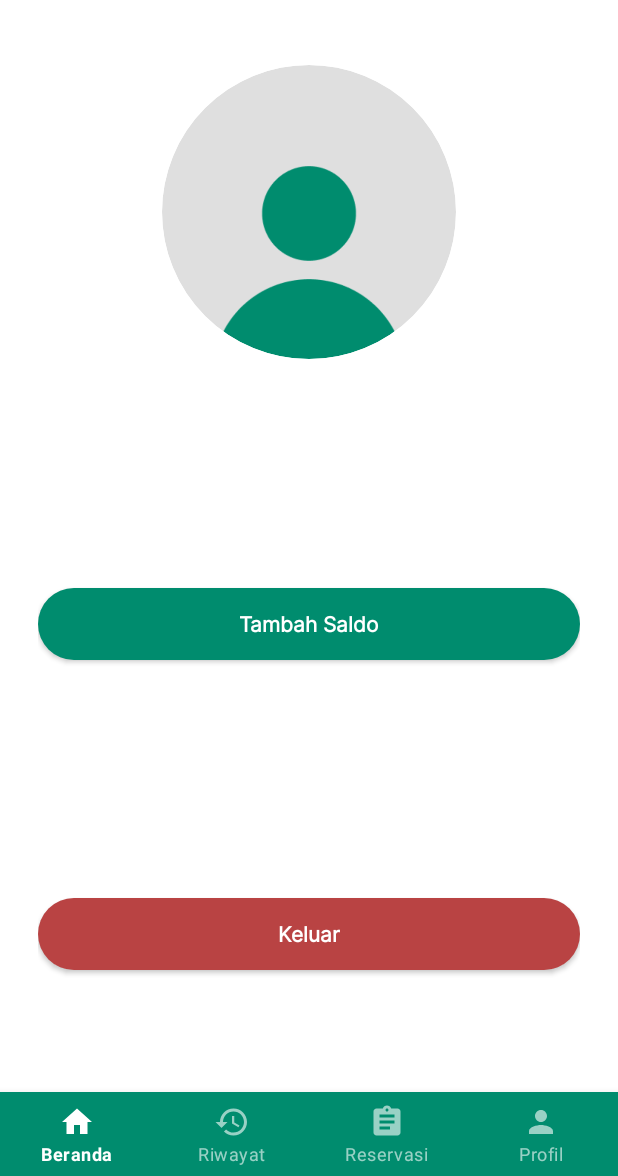
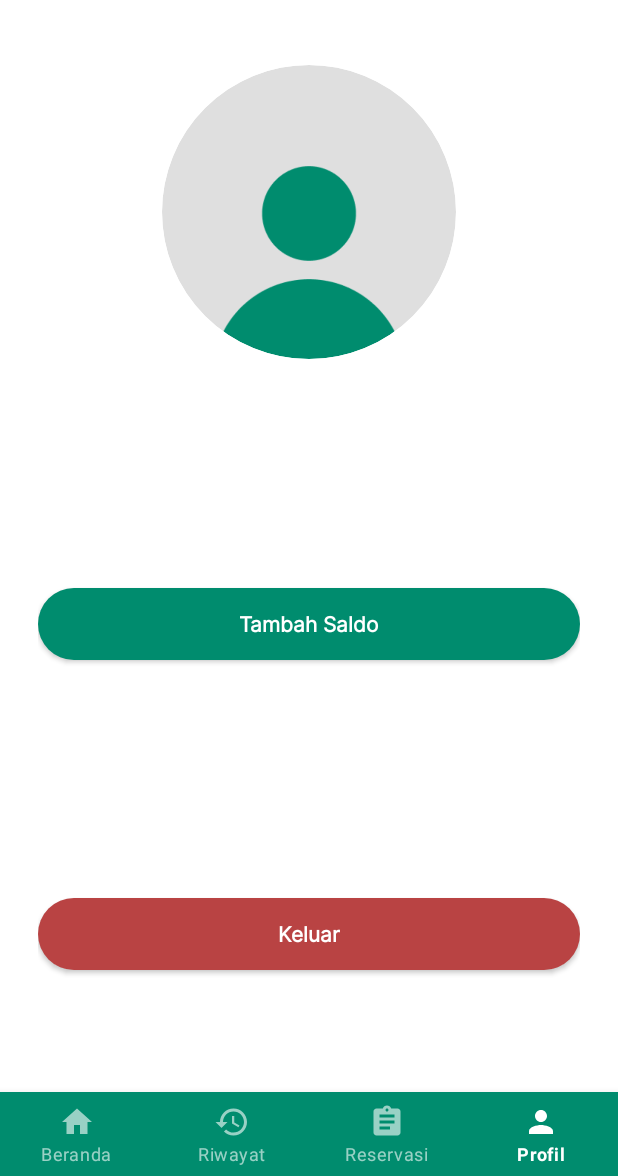
Before and after one commit to PBP-B-6/Atma-Salon-Project, an Android app: the FragmentDashboard screen opened directly, with no data from a screen before it, after a tap on "Lihat Profil", on a phone screen of 412 x 824 dp, the part 60-1236 px from its top. Run offline under Robolectric (Android 15) with nearby library versions, the phone set to English and light mode, and no system bars; our stand-ins replace CircleImageView, Room's generated code, data binding; 3 statements that could not run were skipped.

Commit message:
Bersih bersih bug kecil

```diff
--- a/app/src/main/java/com/example/atmasalon/FragmentDashboard.java
+++ b/app/src/main/java/com/example/atmasalon/FragmentDashboard.java
@@ -18,12 +18,14 @@ import com.example.atmasalon.database.DatabaseUser;
 import com.example.atmasalon.databinding.FragmentDashboardBinding;
 import com.example.atmasalon.entity.User;
 import com.example.atmasalon.preferences.UserPreference;
+import com.google.android.material.bottomnavigation.BottomNavigationView;
 
 public class FragmentDashboard extends Fragment implements View.OnClickListener {
 
     private FragmentDashboardBinding binding;
     private UserPreference userPref;
     private User userNow;
+    private BottomNavigationView nav;
 
     public FragmentDashboard() {
         // Required empty public constructor
@@ -50,6 +52,7 @@ public class FragmentDashboard extends Fragment implements View.OnClickListener
         binding.btnTambahSaldo.setOnClickListener(this);
         binding.btnReservasi.setOnClickListener(this);
         binding.btnTentangKami.setOnClickListener(this);
+        nav = getActivity().findViewById(R.id.bottom_navigation);
 
         TextView text = getActivity().findViewById(R.id.page_name);
         text.setText("Dashboard");
@@ -68,29 +71,25 @@ public class FragmentDashboard extends Fragment implements View.OnClickListener
                     .beginTransaction()
                     .replace(R.id.layout_fragment, new FragmentProfil())
                     .commit();
+            nav.setSelectedItemId(R.id.menu_profil);
         } else if(view.getId() == R.id.btnTambahSaldo){
             this.getActivity()
                 .getSupportFragmentManager()
                 .beginTransaction()
                 .replace(R.id.layout_fragment, new FragmentTopup())
                 .commit();
+            nav.setSelectedItemId(R.id.menu_profil);
         } else if(view.getId() == R.id.btnReservasi){
             this.getActivity()
                     .getSupportFragmentManager()
                     .beginTransaction()
                     .replace(R.id.layout_fragment, new FragmentReservation2())
                     .commit();
+            nav.setSelectedItemId(R.id.menu_reservasi);
         } else if(view.getId() == R.id.btnTentangKami){
                 Intent move = new Intent(this.getActivity(), AboutActivity.class);
                 startActivity(move);
                 getActivity().finish();
-
-                //Dengan Fragment tapi Map ga muncul karena Fragment itu masuk ke ScrollView
-//                this.getActivity()
-//                        .getSupportFragmentManager()
-//                        .beginTransaction()
-//                        .replace(R.id.layout_fragment, new FragmentAbout())
-//                        .commit();
         }
     }
 }
--- a/app/src/main/res/layout/activity_login.xml
+++ b/app/src/main/res/layout/activity_login.xml
@@ -113,6 +113,7 @@
                 android:text="@string/belum_punya_akun"
                 android:textSize="14sp"
                 android:textColor="@color/black"
+                android:layout_marginEnd="5dp"
                 android:textStyle="bold"/>
             <TextView
                 android:fontFamily="@font/inter_regular"
--- a/app/src/main/res/layout/activity_register.xml
+++ b/app/src/main/res/layout/activity_register.xml
@@ -225,6 +225,7 @@
                         android:text="@string/sudah_punya_akun"
                         android:textSize="14sp"
                         android:textColor="@color/black"
+                        android:layout_marginEnd="5dp"
                         android:textStyle="bold"/>
                     <TextView
                         android:fontFamily="@font/inter_regular"
```
